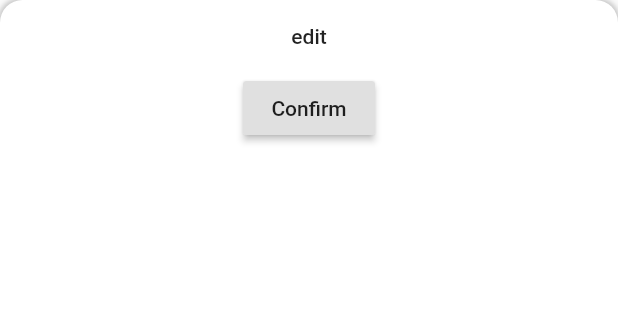
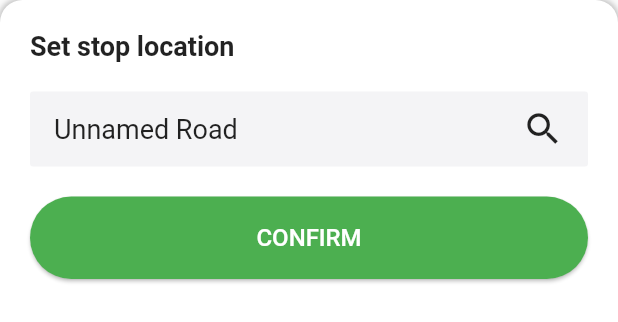
Before and after one commit to goody-h/bolt_clone, a Flutter app: the DestinationScreen widget shown alone on an empty page, opened directly, on a phone screen of 412 x 824 dp. Shown: the top 322 px of the screen. Run offline on Flutter 3.47's test engine with Material 2 defaults, Android fonts, the phone set to English and light mode, and no system bars; our stand-ins replace bloc, cloud_firestore, equatable, firebase_auth, flutter_bloc, geolocator and 1 more; missing offline and left inert: flutter_paystack, keyboard_visibility; accounts and stored records are empty; network calls fail.

Commit message:
scaffold destination screen
- increase minheight
- mockup views

Ref #4

```diff
--- a/lib/routes/home/screens/destination.dart
+++ b/lib/routes/home/screens/destination.dart
@@ -9,7 +9,7 @@ class DestinationScreen extends StatelessWidget {
   }) : super(key: key);
 
   final HomeStateHandler actionCallback;
-  static final double minHeight = 150;
+  static final double minHeight = 210;
 
   @override
   Widget build(BuildContext context) {
@@ -21,6 +21,7 @@ class DestinationScreen extends StatelessWidget {
       child: Container(
         height: double.infinity,
         width: double.infinity,
+        padding: EdgeInsets.all(20),
         decoration: BoxDecoration(
           borderRadius: BorderRadius.only(
             topLeft: Radius.circular(15),
@@ -32,24 +33,68 @@ class DestinationScreen extends StatelessWidget {
               color: Colors.black.withOpacity(0.2),
               blurRadius: 2, // soften the shadow
               spreadRadius: 1.0, //extend the shadow
-            )
+            ),
           ],
         ),
+        child: SingleChildScrollView(
+          physics: NeverScrollableScrollPhysics(),
           child: Column(
+            mainAxisAlignment: MainAxisAlignment.start,
+            crossAxisAlignment: CrossAxisAlignment.start,
             children: <Widget>[
-            FlatButton(
-              child: Text("edit"),
+              Text(
+                "Set stop location",
+                style: TextStyle(fontSize: 18, fontWeight: FontWeight.bold),
+              ),
+              Padding(
+                padding: EdgeInsets.only(top: 20, bottom: 20),
+                child: FlatButton(
+                  highlightColor: Color(int.parse("0xFFDCDCDC")),
+                  color: Color(int.parse("0xFFF4F4F6")),
                   onPressed: () {
                     actionCallback(HomeState.PLAN_END, true);
                   },
+                  child: Container(
+                    height: 50,
+                    width: double.infinity,
+                    child: Row(
+                      mainAxisAlignment: MainAxisAlignment.start,
+                      children: <Widget>[
+                        Text(
+                          "Unnamed Road",
+                          style: TextStyle(
+                            fontSize: 18,
+                            fontWeight: FontWeight.w400,
                           ),
-            RaisedButton(
-              child: Text("Confirm"),
+                        ),
+                        Spacer(flex: 1),
+                        Icon(Icons.search, size: 28),
+                      ],
+                    ),
+                  ),
+                ),
+              ),
+              SizedBox(
+                height: 55,
+                width: double.infinity,
+                child: RaisedButton(
+                  color: Colors.green,
+                  elevation: 1,
+                  shape: OutlineInputBorder(
+                    borderRadius: BorderRadius.circular(30),
+                    borderSide: BorderSide.none,
+                  ),
+                  child: Text(
+                    "CONFIRM",
+                    style: TextStyle(color: Colors.white, fontSize: 16),
+                  ),
                   onPressed: () async {
                     actionCallback(HomeState.RIDE, true);
                   },
                 ),
+              ),
             ],
+          ),
         ),
       ),
     );
```
Lines whose indentation alone changed are shown as unchanged.
